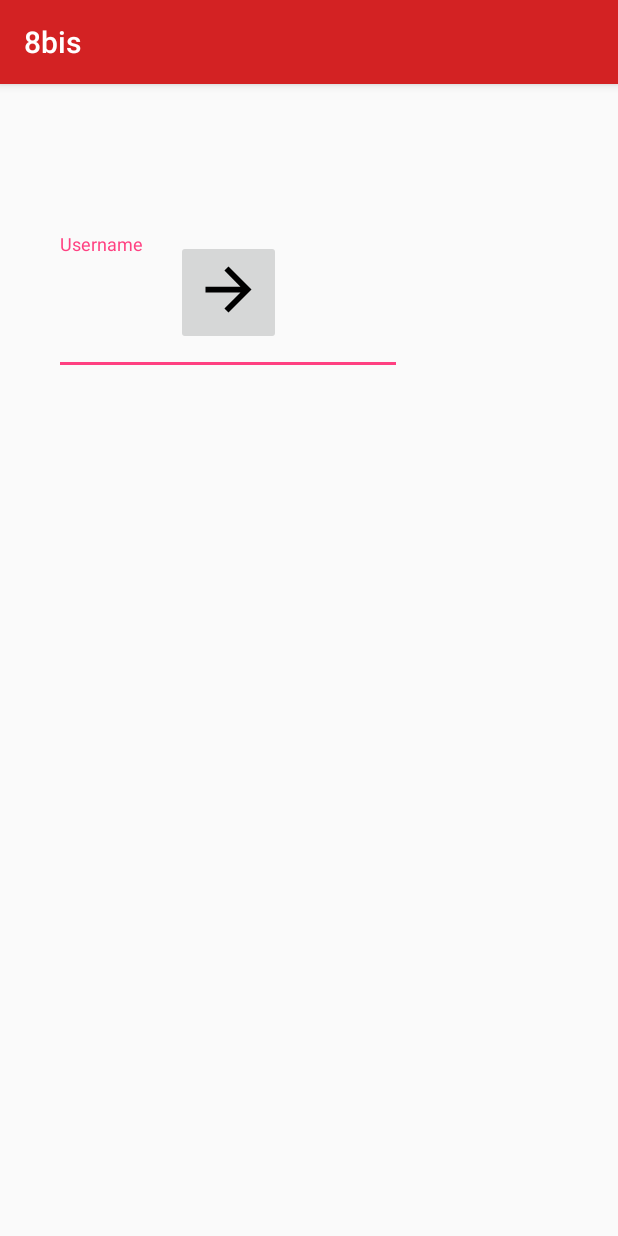
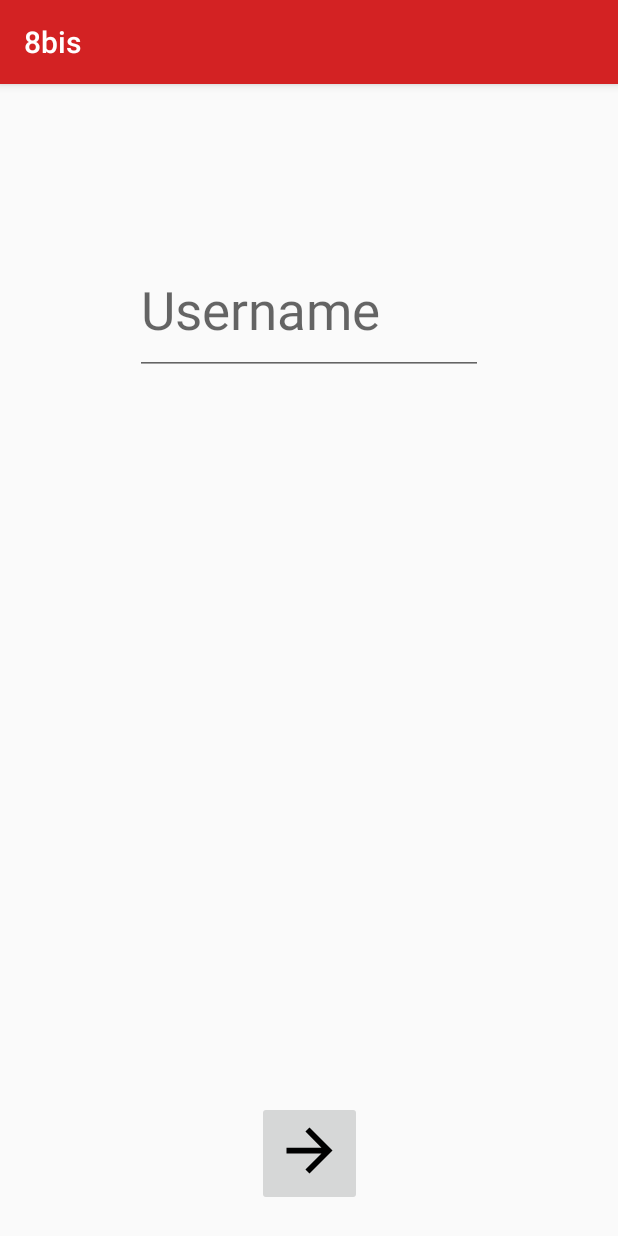
Before and after one commit to nuclear-stars/8bis, an Android app: the screen it shows after launch (MainActivity), on a phone screen of 412 x 824 dp. Run offline under Robolectric (Android 15) with nearby library versions, the phone set to English and light mode, and no system bars.

Commit message:
Restore UI

```diff
--- a/android/8bis/app/src/main/AndroidManifest.xml
+++ b/android/8bis/app/src/main/AndroidManifest.xml
@@ -9,7 +9,8 @@
         android:supportsRtl="true"
         android:theme="@style/AppTheme">
         <activity
-            android:name=".MainActivity">
+            android:name=".MainActivity"
+            android:windowSoftInputMode="adjustPan">
             <intent-filter>
                 <action android:name="android.intent.action.MAIN" />
 
--- a/android/8bis/app/src/main/res/layout/activity_main.xml
+++ b/android/8bis/app/src/main/res/layout/activity_main.xml
@@ -6,15 +6,54 @@
     android:layout_height="match_parent"
     tools:context="a8bis.a8bis.MainActivity">
 
-    <ScrollView
-        android:layout_width="304dp"
-        android:layout_height="437dp"
-        tools:layout_editor_absoluteX="8dp"
-        tools:layout_editor_absoluteY="8dp">
+    <android.support.constraint.Guideline
+        android:layout_width="wrap_content"
+        android:layout_height="wrap_content"
+        android:id="@+id/guideline2"
+        android:orientation="vertical"
+        app:layout_constraintGuide_end="43dp"
+        tools:layout_editor_absoluteY="0dp"
+        tools:layout_editor_absoluteX="277dp" />
 
-        <android.support.constraint.ConstraintLayout
+    <android.support.constraint.Guideline
+        android:layout_width="wrap_content"
+        android:layout_height="wrap_content"
+        android:id="@+id/guideline3"
+        app:layout_constraintGuide_begin="43dp"
+        android:orientation="vertical"
+        tools:layout_editor_absoluteY="0dp"
+        tools:layout_editor_absoluteX="43dp" />
+
+    <!-- Placeholder to gain focus -->
+    <LinearLayout
+        android:focusable="true"
+        android:focusableInTouchMode="true"
+        android:layout_width="0px"
+        android:layout_height="0px"/>
+
+    <android.support.design.widget.TextInputLayout
+        android:id="@+id/textInputLayout"
+        android:layout_width="232dp"
+        android:layout_height="94dp"
+        android:layout_weight="1"
+        app:layout_constraintLeft_toLeftOf="parent"
+        app:layout_constraintRight_toRightOf="parent"
+        app:layout_constraintTop_toTopOf="parent"
+        android:layout_marginTop="100dp"
+        tools:layout_editor_absoluteY="74dp">
+
+
+        <!-- Real -->
+        <EditText
+            android:id="@+id/usernameText"
             android:layout_width="match_parent"
-            android:layout_height="wrap_content">
+            android:layout_height="match_parent"
+            android:hint="Username"
+            android:inputType="text|textNoSuggestions"
+            android:maxLines="1"
+            android:textSize="35sp" />
+
+    </android.support.design.widget.TextInputLayout>
 
     <ImageButton
         android:id="@+id/imageButton"
@@ -30,57 +69,4 @@
         app:layout_constraintLeft_toLeftOf="parent"
         app:layout_constraintRight_toRightOf="parent" />
 
-            <LinearLayout
-                android:layout_width="0dp"
-                android:layout_height="0dp"
-                android:focusable="true"
-                android:focusableInTouchMode="true"
-                tools:layout_editor_absoluteX="8dp"
-                tools:layout_editor_absoluteY="169dp" />
-
-            <android.support.constraint.Guideline
-                android:id="@+id/guideline3"
-                android:layout_width="wrap_content"
-                android:layout_height="wrap_content"
-                android:orientation="vertical"
-                app:layout_constraintGuide_begin="43dp"
-                tools:layout_editor_absoluteX="51dp"
-                tools:layout_editor_absoluteY="81dp" />
-
-            <android.support.design.widget.TextInputLayout
-                android:id="@+id/textInputLayout"
-                android:layout_width="232dp"
-                android:layout_height="94dp"
-                android:layout_marginTop="100dp"
-                android:layout_weight="1"
-                app:layout_constraintLeft_toLeftOf="parent"
-                app:layout_constraintRight_toRightOf="parent"
-                app:layout_constraintTop_toTopOf="parent">
-
-
-                <!-- Real -->
-                <EditText
-                    android:id="@+id/usernameText"
-                    android:layout_width="match_parent"
-                    android:layout_height="match_parent"
-                    android:hint="Username"
-                    android:inputType="text|textNoSuggestions"
-                    android:maxLines="1"
-                    android:textSize="35sp" />
-
-            </android.support.design.widget.TextInputLayout>
-
-            <android.support.constraint.Guideline
-                android:id="@+id/guideline2"
-                android:layout_width="wrap_content"
-                android:layout_height="wrap_content"
-                android:orientation="vertical"
-                app:layout_constraintGuide_end="43dp"
-                tools:layout_editor_absoluteX="269dp"
-                tools:layout_editor_absoluteY="81dp" />
 </android.support.constraint.ConstraintLayout>
-    </ScrollView>
-
-    <!-- Placeholder to gain focus -->
-
-</android.support.constraint.ConstraintLayout>
--- a/android/8bis/app/src/main/res/layout/nav_header.xml
+++ b/android/8bis/app/src/main/res/layout/nav_header.xml
@@ -9,7 +9,7 @@
     <LinearLayout xmlns:android="http://schemas.android.com/apk/res/android"
         xmlns:app="http://schemas.android.com/apk/res-auto"
         android:layout_width="match_parent"
-        android:layout_height="@dimen/nav_header_height"
+        android:layout_height="wrap_content"
         android:background="@drawable/side_nav_bar"
         android:gravity="bottom"
         android:orientation="vertical"
@@ -19,25 +19,12 @@
         android:paddingTop="@dimen/activity_vertical_margin"
         android:theme="@style/ThemeOverlay.AppCompat.Dark">
 
-        <ImageView
-            android:id="@+id/imageView"
-            android:layout_width="wrap_content"
-            android:layout_height="wrap_content"
-            android:paddingTop="@dimen/nav_header_vertical_spacing"
-            android:src="@android:drawable/sym_def_app_icon" />
-
         <TextView
+            android:id="@+id/usernameTextSidebar"
             android:layout_width="match_parent"
             android:layout_height="wrap_content"
             android:paddingTop="@dimen/nav_header_vertical_spacing"
-            android:text="Android Studio"
             android:textAppearance="@style/TextAppearance.AppCompat.Body1" />
-
-        <TextView
-            android:id="@+id/textView"
-            android:layout_width="wrap_content"
-            android:layout_height="wrap_content"
-            android:text="android.studio@android.com" />
 
     </LinearLayout>
 
```
Lines whose indentation alone changed are shown as unchanged.
